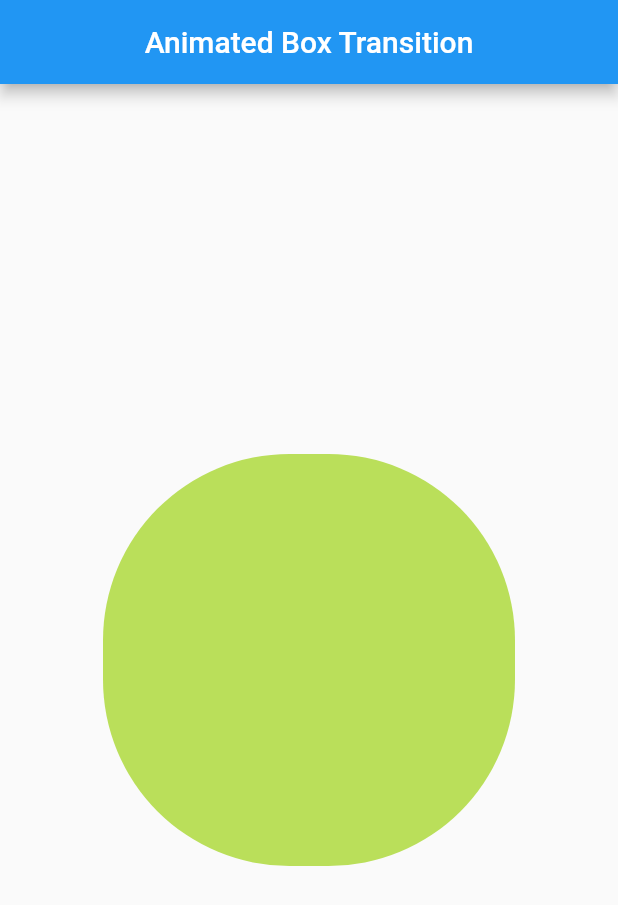
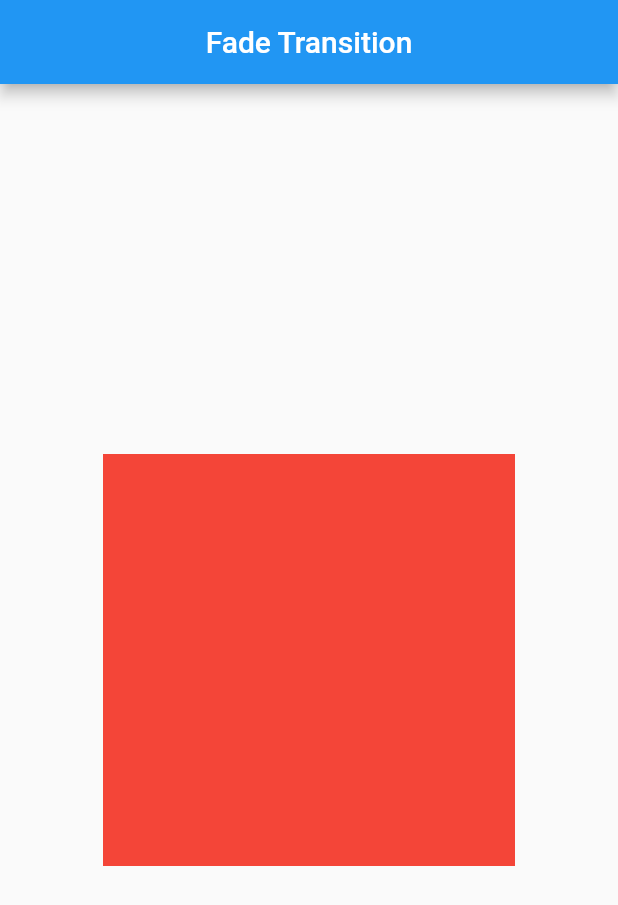
Before and after one commit to juragancode/flutter_latihan_responsive, a Flutter app: the screen it shows after launch, on a phone screen of 412 x 824 dp. Shown: the top 905 px of the screen. Run offline on Flutter 3.47's test engine with Material 2 defaults, Android fonts, the phone set to English and light mode, and no system bars; our stand-ins replace get.

Commit message:
Fade Transition

```diff
--- a/lib/app/modules/home/views/home_view.dart
+++ b/lib/app/modules/home/views/home_view.dart
@@ -7,31 +7,21 @@ import '../controllers/home_controller.dart';
 class HomeView extends GetView<HomeController> {
   double myKubus = Get.height / 3;
 
-  DecorationTween myDec = DecorationTween(
-    begin: BoxDecoration(
-      color: Colors.pink,
-      // rumus border radius bagus panjang-lebar or sisi / 2 / 3
-      borderRadius: BorderRadius.circular(Get.height / 3 * 0.5 / 3),
-    ),
-    end: BoxDecoration(
-      color: Colors.lightGreenAccent,
-      borderRadius: BorderRadius.circular(Get.height / 3 * 0.5),
-    ),
-  );
-
   @override
   Widget build(BuildContext context) {
     return Scaffold(
       appBar: AppBar(
-        title: Text('Animated Box Transition'),
+        title: Text('Fade Transition'),
         centerTitle: true,
       ),
       body: Center(
-        child: DecoratedBoxTransition(
-          decoration: myDec.animate(controller.animationC),
+        child: FadeTransition(
+          opacity: CurvedAnimation(
+              parent: controller.animationC, curve: Curves.fastOutSlowIn),
           child: Container(
             width: myKubus,
             height: myKubus,
+            color: Colors.red,
           ),
         ),
       ),
```
